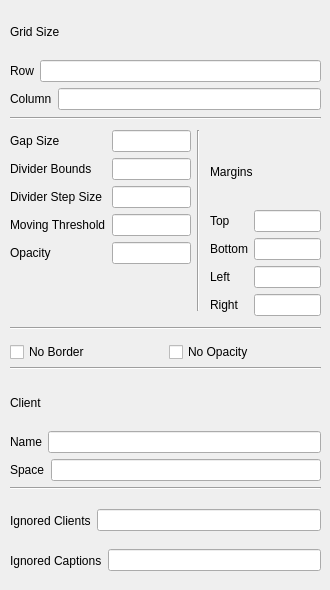
The window that contents/ui/config.ui (lingtjien/Grid-Tiling-Kwin) describes before a commit, drawn with Qt 5.
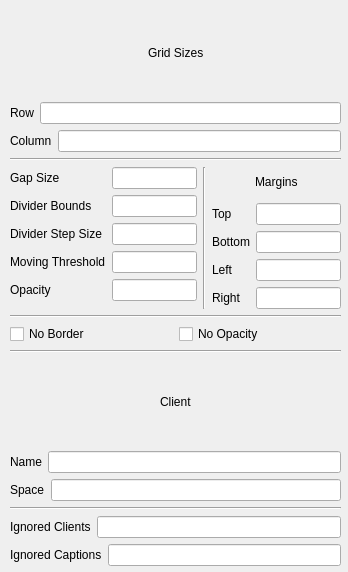
The same window after the commit.

Commit message: update the UI and increase the dividerbounds as it is now used slightly differently then before

```diff
--- a/contents/ui/config.ui
+++ b/contents/ui/config.ui
@@ -6,201 +6,111 @@
    <rect>
     <x>0</x>
     <y>0</y>
-    <width>330</width>
-    <height>590</height>
+    <width>348</width>
+    <height>572</height>
    </rect>
   </property>
   <property name="minimumSize">
    <size>
-    <width>330</width>
-    <height>590</height>
+    <width>348</width>
+    <height>572</height>
    </size>
   </property>
   <property name="windowTitle">
    <string>Grid Tiling</string>
   </property>
-  <widget class="QWidget" name="horizontalLayoutWidget_6">
+  <widget class="QWidget" name="verticalLayoutWidget_3">
    <property name="geometry">
     <rect>
      <x>10</x>
-     <y>500</y>
-     <width>311</width>
-     <height>41</height>
+     <y>10</y>
+     <width>331</width>
+     <height>556</height>
     </rect>
    </property>
-   <layout class="QHBoxLayout" name="ignoredClientsLayout">
+   <layout class="QVBoxLayout" name="main">
     <item>
-     <widget class="QLabel" name="ignoredClientsLabel">
-      <property name="text">
-       <string>Ignored Clients</string>
-      </property>
-     </widget>
-    </item>
+     <layout class="QVBoxLayout" name="gridLayout">
     <item>
-     <widget class="QLineEdit" name="kcfg_ignoredClients">
-      <property name="text">
-       <string/>
-      </property>
-     </widget>
-    </item>
-   </layout>
-  </widget>
-  <widget class="QWidget" name="horizontalLayoutWidget_7">
-   <property name="geometry">
-    <rect>
-     <x>10</x>
-     <y>540</y>
-     <width>311</width>
-     <height>41</height>
-    </rect>
-   </property>
-   <layout class="QHBoxLayout" name="ignoredCaptionsLayout">
+       <layout class="QHBoxLayout" name="gridTextLayout">
     <item>
-     <widget class="QLabel" name="ignoredCaptionsLabel">
-      <property name="text">
-       <string>Ignored Captions</string>
-      </property>
-     </widget>
+         <spacer name="gridTextLeftSpacer">
+          <property name="orientation">
+           <enum>Qt::Horizontal</enum>
+          </property>
+          <property name="sizeHint" stdset="0">
+           <size>
+            <width>40</width>
+            <height>20</height>
+           </size>
+          </property>
+         </spacer>
     </item>
     <item>
-     <widget class="QLineEdit" name="kcfg_ignoredCaptions">
-      <property name="text">
+         <widget class="QLabel" name="gridTextLabel">
+          <property name="toolTip">
        <string/>
       </property>
-     </widget>
-    </item>
-   </layout>
-  </widget>
-  <widget class="QWidget" name="horizontalLayoutWidget">
-   <property name="geometry">
-    <rect>
-     <x>10</x>
-     <y>340</y>
-     <width>311</width>
-     <height>24</height>
-    </rect>
-   </property>
-   <layout class="QHBoxLayout" name="toggleLayout">
-    <item>
-     <widget class="QCheckBox" name="kcfg_noBorder">
       <property name="text">
-       <string>No Border</string>
-      </property>
-      <property name="checked">
-       <bool>false</bool>
-      </property>
+           <string>Grid Sizes</string>
+          </property>
      </widget>
     </item>
     <item>
-     <widget class="QCheckBox" name="kcfg_noOpacity">
-      <property name="text">
-       <string>No Opacity</string>
-      </property>
-      <property name="checked">
-       <bool>false</bool>
-      </property>
-      <property name="tristate">
-       <bool>false</bool>
-      </property>
-     </widget>
-    </item>
-   </layout>
-  </widget>
-  <widget class="QWidget" name="layoutWidget">
-   <property name="geometry">
-    <rect>
-     <x>210</x>
-     <y>140</y>
-     <width>111</width>
-     <height>176</height>
-    </rect>
-   </property>
-   <layout class="QVBoxLayout" name="marginsLayout">
+         <spacer name="gridTextRightSpacer">
+          <property name="orientation">
+           <enum>Qt::Horizontal</enum>
+          </property>
+          <property name="sizeHint" stdset="0">
+           <size>
+            <width>40</width>
+            <height>20</height>
+           </size>
+          </property>
+         </spacer>
+        </item>
+       </layout>
+      </item>
     <item>
-     <layout class="QHBoxLayout" name="marginsHorizontal">
+       <layout class="QHBoxLayout" name="gridRowsLayout">
       <item>
-       <widget class="QLabel" name="marginsLabel">
-        <property name="layoutDirection">
-         <enum>Qt::LeftToRight</enum>
-        </property>
+         <widget class="QLabel" name="gridRowsLabel">
         <property name="text">
-         <string>Margins</string>
+           <string>Row</string>
         </property>
        </widget>
       </item>
+        <item>
+         <widget class="QLineEdit" name="kcfg_gridRows"/>
+        </item>
      </layout>
     </item>
     <item>
-     <layout class="QFormLayout" name="marginsInnerLayout">
-      <item row="1" column="0">
-       <widget class="QLabel" name="bottomLabel">
+       <layout class="QHBoxLayout" name="gridColumnsLayout">
+        <item>
+         <widget class="QLabel" name="gridColumnsLabel">
         <property name="text">
-         <string>Bottom</string>
+           <string>Column</string>
         </property>
        </widget>
       </item>
-      <item row="1" column="1">
-       <widget class="QLineEdit" name="kcfg_bottomMargin">
-        <property name="text">
-         <string/>
-        </property>
-       </widget>
-      </item>
-      <item row="2" column="0">
-       <widget class="QLabel" name="leftLabel">
-        <property name="text">
-         <string>Left</string>
-        </property>
-       </widget>
+        <item>
+         <widget class="QLineEdit" name="kcfg_gridColumns"/>
+        </item>
+       </layout>
       </item>
-      <item row="2" column="1">
-       <widget class="QLineEdit" name="kcfg_leftMargin">
-        <property name="text">
-         <string/>
-        </property>
-       </widget>
-      </item>
-      <item row="3" column="0">
-       <widget class="QLabel" name="rightLabel">
-        <property name="text">
-         <string>Right</string>
+     </layout>
+    </item>
+    <item>
+     <widget class="Line" name="lineDivider0">
+      <property name="orientation">
+       <enum>Qt::Horizontal</enum>
         </property>
        </widget>
       </item>
-      <item row="0" column="1">
-       <widget class="QLineEdit" name="kcfg_topMargin">
-        <property name="text">
-         <string/>
-        </property>
-       </widget>
-      </item>
-      <item row="0" column="0">
-       <widget class="QLabel" name="topLabel">
-        <property name="text">
-         <string>Top</string>
-        </property>
-       </widget>
-      </item>
-      <item row="3" column="1">
-       <widget class="QLineEdit" name="kcfg_rightMargin">
-        <property name="text">
-         <string/>
-        </property>
-       </widget>
-      </item>
-     </layout>
-    </item>
-   </layout>
-  </widget>
-  <widget class="QWidget" name="layoutWidget">
-   <property name="geometry">
-    <rect>
-     <x>10</x>
-     <y>130</y>
-     <width>181</width>
-     <height>186</height>
-    </rect>
-   </property>
+    <item>
+     <layout class="QHBoxLayout" name="section1Layout">
+      <item>
    <layout class="QFormLayout" name="formLayout">
     <item row="0" column="0">
      <widget class="QLabel" name="gapLabel">
@@ -273,71 +183,180 @@
      </widget>
     </item>
    </layout>
-  </widget>
+      </item>
+      <item>
   <widget class="Line" name="lineDivider1">
-   <property name="geometry">
-    <rect>
-     <x>190</x>
-     <y>130</y>
-     <width>16</width>
-     <height>181</height>
-    </rect>
-   </property>
    <property name="orientation">
     <enum>Qt::Vertical</enum>
    </property>
   </widget>
+      </item>
+      <item>
+       <layout class="QVBoxLayout" name="marginsLayout">
+        <item>
+         <layout class="QHBoxLayout" name="marginsTextLayout">
+          <item>
+           <spacer name="marginsTextLeftSpacer">
+            <property name="orientation">
+             <enum>Qt::Horizontal</enum>
+            </property>
+            <property name="sizeHint" stdset="0">
+             <size>
+              <width>40</width>
+              <height>20</height>
+             </size>
+            </property>
+           </spacer>
+          </item>
+          <item>
+           <widget class="QLabel" name="marginsTextLabel">
+            <property name="layoutDirection">
+             <enum>Qt::LeftToRight</enum>
+            </property>
+            <property name="text">
+             <string>Margins</string>
+            </property>
+           </widget>
+          </item>
+          <item>
+           <spacer name="marginsTextRightSpacer">
+            <property name="orientation">
+             <enum>Qt::Horizontal</enum>
+            </property>
+            <property name="sizeHint" stdset="0">
+             <size>
+              <width>40</width>
+              <height>20</height>
+             </size>
+            </property>
+           </spacer>
+          </item>
+         </layout>
+        </item>
+        <item>
+         <layout class="QFormLayout" name="marginsInnerLayout">
+          <item row="0" column="0">
+           <widget class="QLabel" name="topLabel">
+            <property name="text">
+             <string>Top</string>
+            </property>
+           </widget>
+          </item>
+          <item row="0" column="1">
+           <widget class="QLineEdit" name="kcfg_topMargin">
+            <property name="text">
+             <string/>
+            </property>
+           </widget>
+          </item>
+          <item row="1" column="0">
+           <widget class="QLabel" name="bottomLabel">
+            <property name="text">
+             <string>Bottom</string>
+            </property>
+           </widget>
+          </item>
+          <item row="1" column="1">
+           <widget class="QLineEdit" name="kcfg_bottomMargin">
+            <property name="text">
+             <string/>
+            </property>
+           </widget>
+          </item>
+          <item row="2" column="0">
+           <widget class="QLabel" name="leftLabel">
+            <property name="text">
+             <string>Left</string>
+            </property>
+           </widget>
+          </item>
+          <item row="2" column="1">
+           <widget class="QLineEdit" name="kcfg_leftMargin">
+            <property name="text">
+             <string/>
+            </property>
+           </widget>
+          </item>
+          <item row="3" column="0">
+           <widget class="QLabel" name="rightLabel">
+            <property name="text">
+             <string>Right</string>
+            </property>
+           </widget>
+          </item>
+          <item row="3" column="1">
+           <widget class="QLineEdit" name="kcfg_rightMargin">
+            <property name="text">
+             <string/>
+            </property>
+           </widget>
+          </item>
+         </layout>
+        </item>
+       </layout>
+      </item>
+     </layout>
+    </item>
+    <item>
   <widget class="Line" name="lineDivider2">
-   <property name="geometry">
-    <rect>
-     <x>10</x>
-     <y>320</y>
-     <width>311</width>
-     <height>16</height>
-    </rect>
-   </property>
    <property name="orientation">
     <enum>Qt::Horizontal</enum>
    </property>
   </widget>
-  <widget class="Line" name="lineDivider4">
-   <property name="geometry">
-    <rect>
-     <x>10</x>
-     <y>480</y>
-     <width>311</width>
-     <height>16</height>
-    </rect>
-   </property>
-   <property name="orientation">
-    <enum>Qt::Horizontal</enum>
-   </property>
-  </widget>
+    </item>
+    <item>
+     <layout class="QHBoxLayout" name="toggleLayout">
+      <item>
+       <widget class="QCheckBox" name="kcfg_noBorder">
+        <property name="text">
+         <string>No Border</string>
+        </property>
+        <property name="checked">
+         <bool>false</bool>
+        </property>
+       </widget>
+      </item>
+      <item>
+       <widget class="QCheckBox" name="kcfg_noOpacity">
+        <property name="text">
+         <string>No Opacity</string>
+        </property>
+        <property name="checked">
+         <bool>false</bool>
+        </property>
+        <property name="tristate">
+         <bool>false</bool>
+        </property>
+       </widget>
+      </item>
+     </layout>
+    </item>
+    <item>
   <widget class="Line" name="lineDivider3">
-   <property name="geometry">
-    <rect>
-     <x>10</x>
-     <y>360</y>
-     <width>311</width>
-     <height>16</height>
-    </rect>
-   </property>
    <property name="orientation">
     <enum>Qt::Horizontal</enum>
    </property>
   </widget>
-  <widget class="QWidget" name="verticalLayoutWidget">
-   <property name="geometry">
-    <rect>
-     <x>10</x>
-     <y>380</y>
-     <width>311</width>
-     <height>101</height>
-    </rect>
-   </property>
+    </item>
+    <item>
    <layout class="QVBoxLayout" name="clientLayout">
     <item>
-     <widget class="QLabel" name="clientLabel">
+       <layout class="QHBoxLayout" name="clientTextLayout">
+        <item>
+         <spacer name="clientTextLeftSpacer">
+          <property name="orientation">
+           <enum>Qt::Horizontal</enum>
+          </property>
+          <property name="sizeHint" stdset="0">
+           <size>
+            <width>40</width>
+            <height>20</height>
+           </size>
+          </property>
+         </spacer>
+        </item>
+        <item>
+         <widget class="QLabel" name="clientTextLabel">
       <property name="maximumSize">
        <size>
         <width>16777215</width>
@@ -350,6 +369,21 @@
      </widget>
     </item>
     <item>
+         <spacer name="clientTextRightSpacer">
+          <property name="orientation">
+           <enum>Qt::Horizontal</enum>
+          </property>
+          <property name="sizeHint" stdset="0">
+           <size>
+            <width>40</width>
+            <height>20</height>
+           </size>
+          </property>
+         </spacer>
+        </item>
+       </layout>
+      </item>
+      <item>
      <layout class="QHBoxLayout" name="clientNamesLayout">
       <item>
        <widget class="QLabel" name="clientNamesLabel">
@@ -386,66 +420,51 @@
      </layout>
     </item>
    </layout>
-  </widget>
-  <widget class="QWidget" name="verticalLayoutWidget_2">
-   <property name="geometry">
-    <rect>
-     <x>10</x>
-     <y>10</y>
-     <width>311</width>
-     <height>100</height>
-    </rect>
-   </property>
-   <layout class="QVBoxLayout" name="gridLayout">
-    <item>
-     <widget class="QLabel" name="gridLabel">
-      <property name="text">
-       <string>Grid Size</string>
-      </property>
-     </widget>
     </item>
     <item>
-     <layout class="QHBoxLayout" name="gridRowsLayout">
-      <item>
-       <widget class="QLabel" name="gridRowsLabel">
-        <property name="text">
-         <string>Row</string>
-        </property>
-       </widget>
-      </item>
-      <item>
-       <widget class="QLineEdit" name="kcfg_gridRows"/>
-      </item>
-     </layout>
-    </item>
-    <item>
-     <layout class="QHBoxLayout" name="gridColumnsLayout">
-      <item>
-       <widget class="QLabel" name="gridColumnsLabel">
-        <property name="text">
-         <string>Column</string>
-        </property>
-       </widget>
-      </item>
-      <item>
-       <widget class="QLineEdit" name="kcfg_gridColumns"/>
-      </item>
-     </layout>
-    </item>
-   </layout>
-  </widget>
-  <widget class="Line" name="lineDivider0">
-   <property name="geometry">
-    <rect>
-     <x>10</x>
-     <y>110</y>
-     <width>311</width>
-     <height>16</height>
-    </rect>
-   </property>
+     <widget class="Line" name="lineDivider4">
    <property name="orientation">
     <enum>Qt::Horizontal</enum>
    </property>
+     </widget>
+    </item>
+    <item>
+     <layout class="QHBoxLayout" name="ignoredClientsLayout">
+      <item>
+       <widget class="QLabel" name="ignoredClientsLabel">
+        <property name="text">
+         <string>Ignored Clients</string>
+        </property>
+       </widget>
+      </item>
+      <item>
+       <widget class="QLineEdit" name="kcfg_ignoredClients">
+        <property name="text">
+         <string/>
+        </property>
+       </widget>
+      </item>
+     </layout>
+    </item>
+    <item>
+     <layout class="QHBoxLayout" name="ignoredCaptionsLayout">
+      <item>
+       <widget class="QLabel" name="ignoredCaptionsLabel">
+        <property name="text">
+         <string>Ignored Captions</string>
+        </property>
+       </widget>
+      </item>
+      <item>
+       <widget class="QLineEdit" name="kcfg_ignoredCaptions">
+        <property name="text">
+         <string/>
+        </property>
+       </widget>
+      </item>
+     </layout>
+    </item>
+   </layout>
   </widget>
  </widget>
  <resources/>
```
Lines whose indentation alone changed are shown as unchanged. The commit also changes 2 other files.
